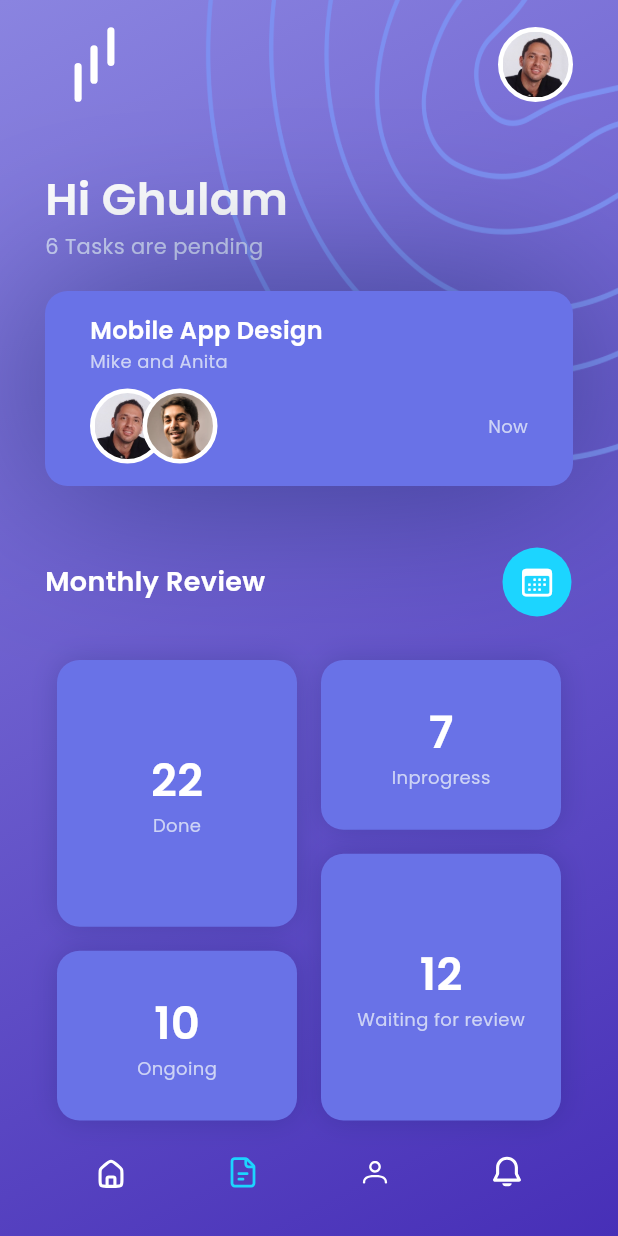
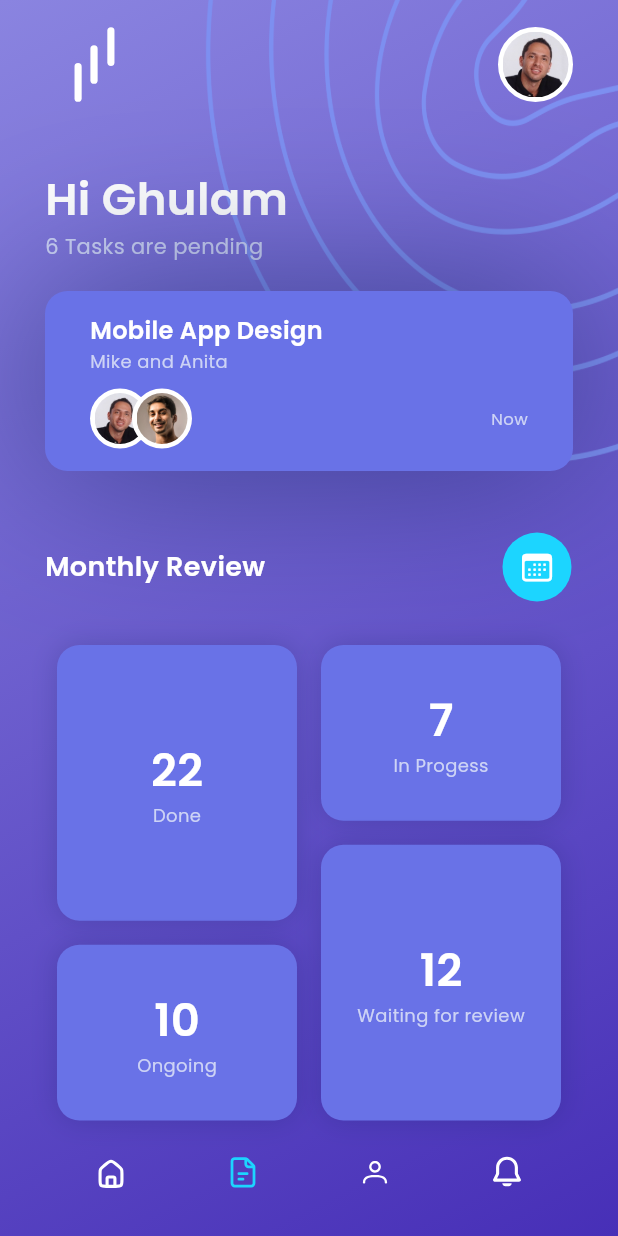
Before and after one commit to BogneStanley/my_tasks, a Flutter app: the HomeScreen screen opened directly, on a phone screen of 412 x 824 dp. Run offline on Flutter 3.47's test engine with Material 2 defaults, Android fonts, the phone set to English and light mode, and no system bars; our stand-ins replace flutter_svg, google_fonts.

```diff
--- a/lib/main.dart
+++ b/lib/main.dart
@@ -1,6 +1,6 @@
 import 'package:flutter/material.dart';
-import 'package:my_tasks/presentation/home/home_screen.dart';
 import 'package:my_tasks/presentation/onboarding/onboarding_screen.dart';
+import 'package:my_tasks/presentation/tasks/tasks_screen.dart';
 
 void main() {
   runApp(const MyApp());
@@ -19,7 +19,7 @@ class MyApp extends StatelessWidget {
         useMaterial3: true,
       ),
       debugShowCheckedModeBanner: false,
-      home: const HomeScreen(),
+      home: const OnboardingScreen(),
     );
   }
 }
--- a/lib/presentation/common/widgets/avatar_card.dart
+++ b/lib/presentation/common/widgets/avatar_card.dart
@@ -4,14 +4,16 @@ class AvatarCard extends StatelessWidget {
   const AvatarCard({
     super.key,
     required this.path,
+    this.size = 50,
   });
   final String path;
+  final double size;
 
   @override
   Widget build(BuildContext context) {
     return Container(
-      width: 50,
-      height: 50,
+      width: size,
+      height: size,
       clipBehavior: Clip.hardEdge,
       decoration: BoxDecoration(
           color: Colors.white,
--- a/lib/presentation/common/widgets/pile_avatar_card.dart
+++ b/lib/presentation/common/widgets/pile_avatar_card.dart
@@ -16,8 +16,9 @@ class PileAvatarCard extends StatelessWidget {
         ...avatarsPaths.map(
           (avatarPath) => Padding(
             padding: EdgeInsets.only(
-                left: 35 * avatarsPaths.indexOf(avatarPath).toDouble()),
+                left: 28 * avatarsPaths.indexOf(avatarPath).toDouble()),
             child: AvatarCard(
+              size: 40,
               path: avatarPath,
             ),
           ),
--- /dev/null
+++ b/lib/presentation/common/widgets/task_item.dart
@@ -0,0 +1,81 @@
+import 'package:flutter/material.dart';
+import 'package:google_fonts/google_fonts.dart';
+import 'package:my_tasks/core/tools/custom_extention.dart';
+import 'package:my_tasks/presentation/common/widgets/pile_avatar_card.dart';
+
+class TaskItem extends StatelessWidget {
+  const TaskItem({
+    super.key,
+    this.showBoxShadow = true,
+    this.startTime,
+    this.endTime,
+  });
+
+  final bool showBoxShadow;
+  final String? startTime;
+  final String? endTime;
+
+  @override
+  Widget build(BuildContext context) {
+    Size size = MediaQuery.of(context).size;
+    return Container(
+      width: size.width,
+      decoration: BoxDecoration(
+        boxShadow: [
+          if (showBoxShadow)
+            BoxShadow(
+              color: const Color.fromARGB(255, 6, 26, 78).withOpacity(0.5),
+              blurRadius: 100,
+            )
+        ],
+        color: const Color.fromARGB(255, 105, 114, 231),
+        borderRadius: BorderRadius.circular(15),
+      ),
+      child: Padding(
+        padding: const EdgeInsets.symmetric(
+          horizontal: 30,
+          vertical: 15,
+        ),
+        child: Column(
+          crossAxisAlignment: CrossAxisAlignment.start,
+          children: [
+            Text(
+              "Mobile App Design",
+              style: GoogleFonts.poppins(
+                color: Colors.white,
+                fontSize: 16,
+                fontWeight: FontWeight.w600,
+              ),
+            ),
+            Text(
+              "Mike and Anita",
+              style: GoogleFonts.poppins(
+                color: const Color.fromARGB(255, 205, 211, 245),
+                fontSize: 12,
+              ),
+            ),
+            10.ph,
+            Row(
+              mainAxisAlignment: MainAxisAlignment.spaceBetween,
+              children: [
+                const PileAvatarCard(avatarsPaths: [
+                  "assets/images/profile1.jpg",
+                  "assets/images/profile2.jpg",
+                ]),
+                Text(
+                  (startTime != null && endTime != null)
+                      ? "$startTime - $endTime"
+                      : "Now",
+                  style: GoogleFonts.poppins(
+                    color: const Color.fromARGB(255, 205, 211, 245),
+                    fontSize: 11,
+                  ),
+                ),
+              ],
+            )
+          ],
+        ),
+      ),
+    );
+  }
+}
--- a/lib/presentation/home/home_screen.dart
+++ b/lib/presentation/home/home_screen.dart
@@ -6,7 +6,9 @@ import 'package:my_tasks/presentation/common/widgets/avatar_card.dart';
 import 'package:my_tasks/presentation/common/widgets/pile_avatar_card.dart';
 import 'package:flutter/cupertino.dart' as cupertino;
 import 'package:my_tasks/presentation/common/widgets/task_info_card.dart';
+import 'package:my_tasks/presentation/common/widgets/task_item.dart';
 import 'package:my_tasks/presentation/home/widgets/bottom_navbar.dart';
+import 'package:my_tasks/presentation/tasks/tasks_screen.dart';
 
 class HomeScreen extends StatefulWidget {
   const HomeScreen({super.key});
@@ -88,64 +90,7 @@ class _HomeScreenState extends State<HomeScreen> {
                       ),
                     ),
                     20.ph,
-                    Container(
-                      width: size.width,
-                      decoration: BoxDecoration(
-                        boxShadow: [
-                          BoxShadow(
-                            color: const Color.fromARGB(255, 6, 26, 78)
-                                .withOpacity(0.5),
-                            blurRadius: 100,
-                          )
-                        ],
-                        color: const Color.fromARGB(255, 105, 114, 231),
-                        borderRadius: BorderRadius.circular(15),
-                      ),
-                      child: Padding(
-                        padding: const EdgeInsets.symmetric(
-                          horizontal: 30,
-                          vertical: 15,
-                        ),
-                        child: Column(
-                          crossAxisAlignment: CrossAxisAlignment.start,
-                          children: [
-                            Text(
-                              "Mobile App Design",
-                              style: GoogleFonts.poppins(
-                                color: Colors.white,
-                                fontSize: 16,
-                                fontWeight: FontWeight.w600,
-                              ),
-                            ),
-                            Text(
-                              "Mike and Anita",
-                              style: GoogleFonts.poppins(
-                                color: const Color.fromARGB(255, 205, 211, 245),
-                                fontSize: 12,
-                              ),
-                            ),
-                            10.ph,
-                            Row(
-                              mainAxisAlignment: MainAxisAlignment.spaceBetween,
-                              children: [
-                                const PileAvatarCard(avatarsPaths: [
-                                  "assets/images/profile1.jpg",
-                                  "assets/images/profile2.jpg",
-                                ]),
-                                Text(
-                                  "Now",
-                                  style: GoogleFonts.poppins(
-                                    color: const Color.fromARGB(
-                                        255, 205, 211, 245),
-                                    fontSize: 12,
-                                  ),
-                                ),
-                              ],
-                            )
-                          ],
-                        ),
-                      ),
-                    ),
+                    TaskItem(),
                     40.ph,
                     Row(
                       children: [
@@ -177,25 +122,52 @@ class _HomeScreenState extends State<HomeScreen> {
                       ],
                     ),
                     20.ph,
-                    const Expanded(
+                    Expanded(
                       child: Row(children: [
                         Expanded(
                             child: Column(
                           children: [
                             Expanded(
                               flex: 3,
+                              child: GestureDetector(
+                                onTap: () {
+                                  Navigator.push(
+                                    context,
+                                    MaterialPageRoute(
+                                      builder: (context) {
+                                        return const TasksScreen(
+                                          label: "Done",
+                                        );
+                                      },
+                                    ),
+                                  );
+                                },
                                 child: Padding(
                                   padding: EdgeInsets.all(8.0),
                                   child: TaskInfoCard(
                                       taskQuantity: 22, label: "Done"),
                                 ),
                               ),
+                            ),
                             Expanded(
                               flex: 2,
+                              child: GestureDetector(
+                                onTap: () {
+                                  Navigator.push(
+                                    context,
+                                    MaterialPageRoute(
+                                      builder: (context) {
+                                        return const TasksScreen(
+                                            label: "Ongoing");
+                                      },
+                                    ),
+                                  );
+                                },
                                 child: Padding(
                                   padding: EdgeInsets.all(8.0),
                                   child: TaskInfoCard(
                                       taskQuantity: 10, label: "Ongoing"),
+                                ),
                               ),
                             ),
                           ],
@@ -205,19 +177,45 @@ class _HomeScreenState extends State<HomeScreen> {
                           children: [
                             Expanded(
                               flex: 2,
+                              child: GestureDetector(
+                                onTap: () {
+                                  Navigator.push(
+                                    context,
+                                    MaterialPageRoute(
+                                      builder: (context) {
+                                        return const TasksScreen(
+                                            label: "In Progess");
+                                      },
+                                    ),
+                                  );
+                                },
                                 child: Padding(
                                   padding: EdgeInsets.all(8.0),
                                   child: TaskInfoCard(
-                                    taskQuantity: 7, label: "Inprogress"),
+                                      taskQuantity: 7, label: "In Progess"),
+                                ),
                               ),
                             ),
                             Expanded(
                               flex: 3,
+                              child: GestureDetector(
+                                onTap: () {
+                                  Navigator.push(
+                                    context,
+                                    MaterialPageRoute(
+                                      builder: (context) {
+                                        return const TasksScreen(
+                                            label: "Waiting for review");
+                                      },
+                                    ),
+                                  );
+                                },
                                 child: Padding(
                                   padding: EdgeInsets.all(8.0),
                                   child: TaskInfoCard(
                                       taskQuantity: 12,
                                       label: "Waiting for review"),
+                                ),
                               ),
                             ),
                           ],
--- a/lib/presentation/onboarding/widgets/get_started_button.dart
+++ b/lib/presentation/onboarding/widgets/get_started_button.dart
@@ -22,7 +22,7 @@ class _GetStartedButtonState extends State<GetStartedButton> {
         setState(() {
           buttonWidth = MediaQuery.of(context).size.width;
         });
-        await Future.delayed(const Duration(seconds: 1));
+        await Future.delayed(const Duration(milliseconds: 300));
         widget.onTap();
       },
       child: Stack(
@@ -31,7 +31,7 @@ class _GetStartedButtonState extends State<GetStartedButton> {
           SizedBox(
             height: 60,
             child: AnimatedContainer(
-              duration: const Duration(seconds: 1),
+              duration: const Duration(milliseconds: 300),
               curve: Curves.easeInOut,
               width: buttonWidth,
               decoration: BoxDecoration(
--- a/pubspec.yaml
+++ b/pubspec.yaml
@@ -36,6 +36,7 @@ dependencies:
   cupertino_icons: ^1.0.2
   google_fonts: ^6.1.0
   flutter_svg: ^2.0.9
+  carousel_slider: ^4.2.1
 
 dev_dependencies:
   flutter_test:
```
Also changed, not shown: lib/data/fake/weekly_day.dart (added, +9 -0 lines), lib/presentation/onboarding/onboarding_screen.dart (+9 -1 lines), lib/presentation/tasks/tasks_screen.dart (added, +334 -0 lines), pubspec.lock. Lines whose indentation alone changed are shown as unchanged.
